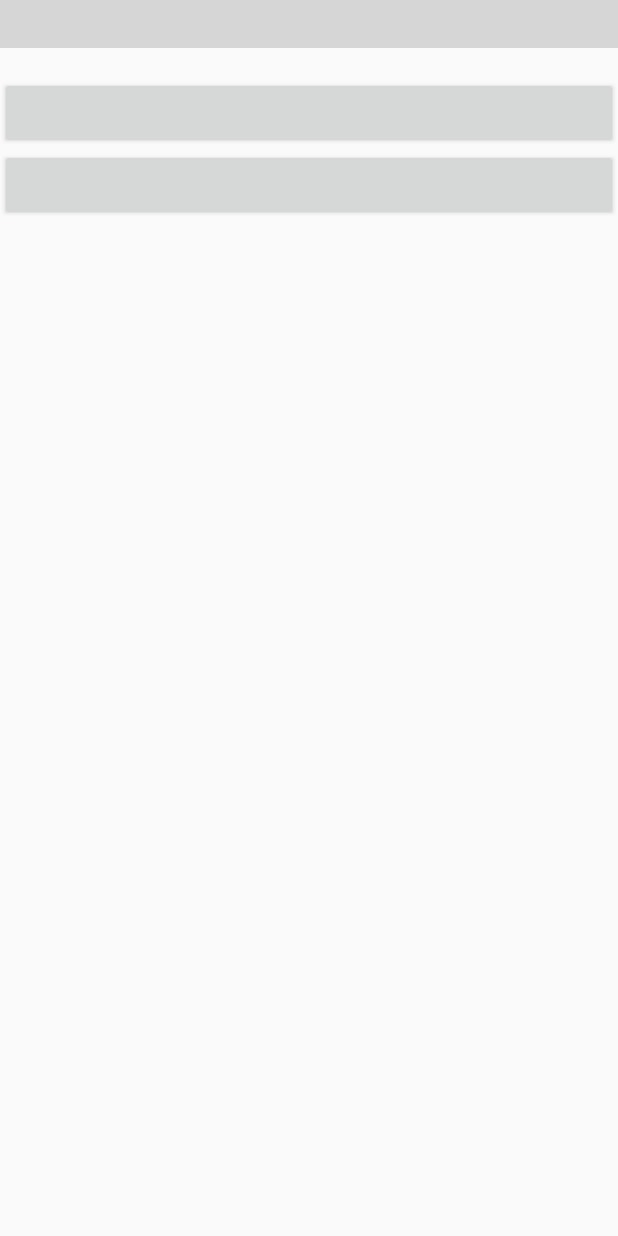
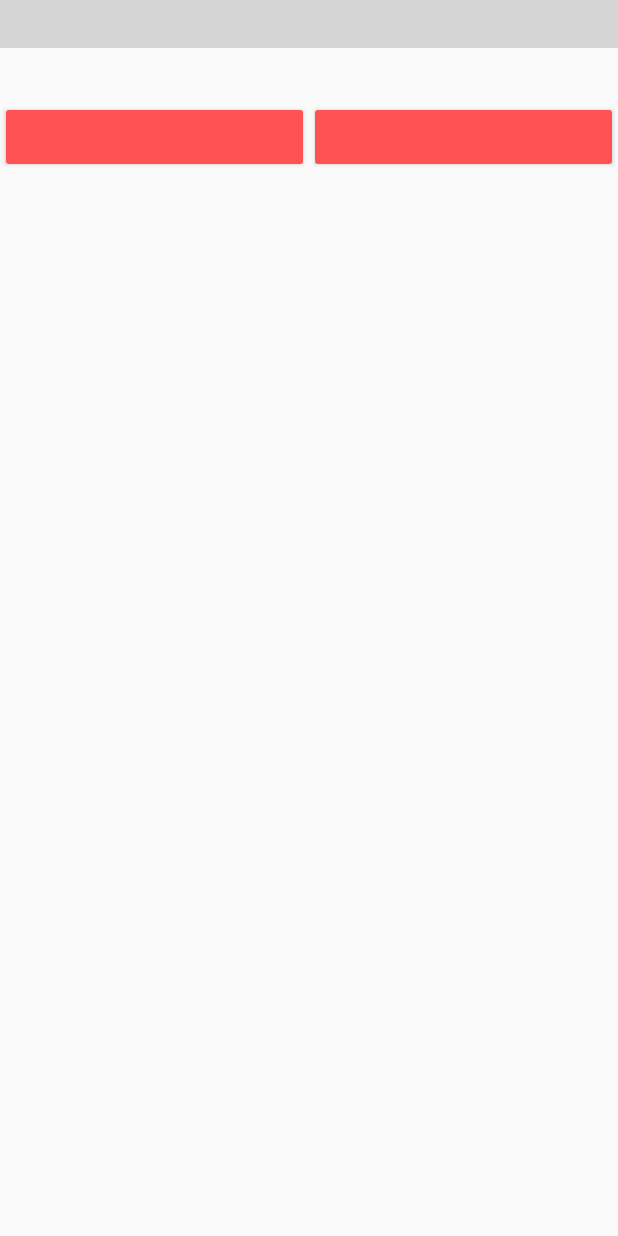
Before and after one commit to yannis216/BakingApp, an Android app: the layout fragment_recipe_step.xml on its own in the app's theme, with its tools: preview values and no code run, on a phone screen of 412 x 824 dp. Run offline under Robolectric (Android 15) with nearby library versions, the phone set to English and light mode, and no system bars; plain views replace PlayerView; grey boxes are pictures that could not be loaded.

Commit message:
Design on Smartphone finished

```diff
--- a/app/src/main/res/layout/fragment_recipe_step.xml
+++ b/app/src/main/res/layout/fragment_recipe_step.xml
@@ -14,13 +14,26 @@
     <TextView
         android:id="@+id/tv_longDesc"
         android:layout_width="match_parent"
-        android:layout_height="wrap_content" />
-    <Button
+        android:layout_height="wrap_content"
+        android:padding="8dp"/>
+    <LinearLayout
         android:layout_width="match_parent"
         android:layout_height="wrap_content"
-        android:id="@+id/bn_prev"/>
-    <Button
-        android:layout_width="match_parent"
-        android:layout_height="wrap_content"
-        android:id="@+id/bn_next"/>
+        android:orientation="horizontal">
+        <Button
+            android:layout_width="0dp"
+            android:layout_height="wrap_content"
+            android:layout_weight="1"
+            android:id="@+id/bn_prev"
+            android:textAlignment="center"
+            android:backgroundTint="@color/colorAccent"/>
+        <Button
+            android:layout_width="0dp"
+            android:layout_height="wrap_content"
+            android:layout_weight="1"
+            android:id="@+id/bn_next"
+            android:textAlignment="center"
+            android:backgroundTint="@color/colorAccent"/>
+    </LinearLayout>
+
 </LinearLayout>
--- a/app/src/main/res/values/strings.xml
+++ b/app/src/main/res/values/strings.xml
@@ -3,4 +3,6 @@
     <string name="ingredients_header">Ingredients</string>
     <string name="add_widget">Add widget</string>
     <string name="servings">Servings: </string>
+    <string name="next">NEXT</string>
+    <string name="prev">PREVIOUS</string>
 </resources>
--- a/app/src/main/res/xml/ingredients_widget_info.xml
+++ b/app/src/main/res/xml/ingredients_widget_info.xml
@@ -2,8 +2,8 @@
 <appwidget-provider xmlns:android="http://schemas.android.com/apk/res/android"
     android:initialKeyguardLayout="@layout/ingredients_widget"
     android:initialLayout="@layout/ingredients_widget"
-    android:minWidth="60dp"
-    android:minHeight="60dp"
+    android:minWidth="128dp"
+    android:minHeight="128dp"
     android:previewImage="@drawable/example_appwidget_preview"
     android:resizeMode="horizontal|vertical"
     android:updatePeriodMillis="86400000"
```
Also changed, not shown: app/src/main/java/com/example/android/bakingapp/Fragments/RecipeStepFragment.java (+5 -5 lines), app/src/main/res/layout/ingredients_widget.xml (+3 -7 lines).
